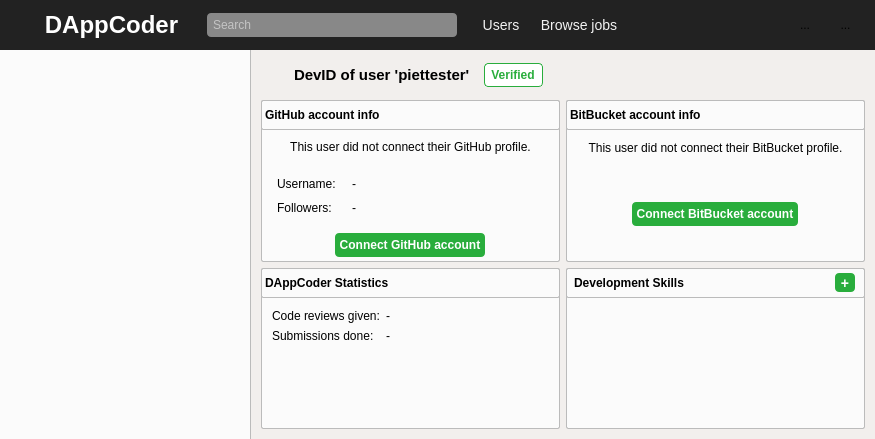
This is gui/qt_resources/mainwindow.ui in Tribler/dappcoder as Qt 5 draws it before an edit. The edited form follows.
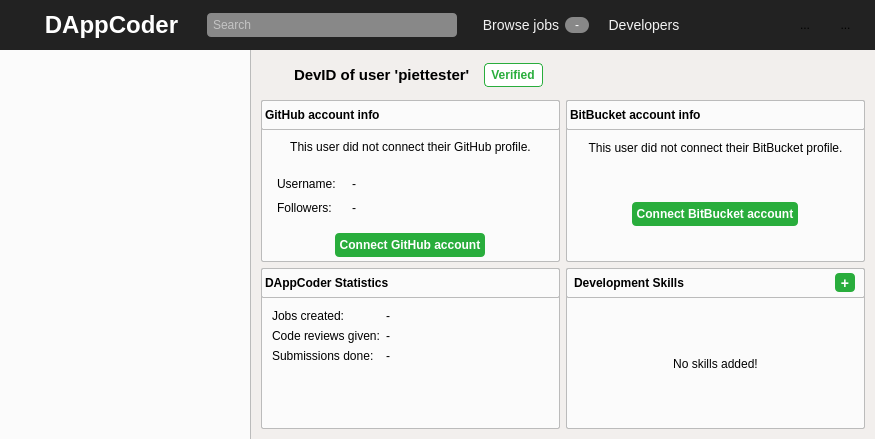
This is the edited form. The open tabs and pages were chosen to show the change. Icons and pictures are not drawn. Custom widgets are drawn as their Qt base class.

What changed in the file:
```diff
--- a/gui/qt_resources/mainwindow.ui
+++ b/gui/qt_resources/mainwindow.ui
@@ -302,49 +302,6 @@
          </property>
         </spacer>
        </item>
-       <item>
-        <widget class="QToolButton" name="top_menu_users_button">
-         <property name="minimumSize">
-          <size>
-           <width>0</width>
-           <height>30</height>
-          </size>
-         </property>
-         <property name="maximumSize">
-          <size>
-           <width>16777215</width>
-           <height>30</height>
-          </size>
-         </property>
-         <property name="cursor">
-          <cursorShape>PointingHandCursor</cursorShape>
-         </property>
-         <property name="styleSheet">
-          <string notr="true">border: none;
-color: #f2f2f2;
-font-size: 14px;</string>
-         </property>
-         <property name="text">
-          <string>Users</string>
-         </property>
-        </widget>
-       </item>
-       <item>
-        <spacer name="horizontalSpacer_9">
-         <property name="orientation">
-          <enum>Qt::Horizontal</enum>
-         </property>
-         <property name="sizeType">
-          <enum>QSizePolicy::Fixed</enum>
-         </property>
-         <property name="sizeHint" stdset="0">
-          <size>
-           <width>10</width>
-           <height>20</height>
-          </size>
-         </property>
-        </spacer>
-       </item>
        <item>
         <widget class="QToolButton" name="top_menu_jobs_button">
          <property name="minimumSize">
@@ -372,6 +329,74 @@
          </property>
         </widget>
        </item>
+       <item>
+        <widget class="QLabel" name="jobs_num_label">
+         <property name="minimumSize">
+          <size>
+           <width>24</width>
+           <height>16</height>
+          </size>
+         </property>
+         <property name="maximumSize">
+          <size>
+           <width>24</width>
+           <height>16</height>
+          </size>
+         </property>
+         <property name="styleSheet">
+          <string notr="true">background-color: #888; color: white; border-radius: 8px;</string>
+         </property>
+         <property name="text">
+          <string>-</string>
+         </property>
+         <property name="alignment">
+          <set>Qt::AlignCenter</set>
+         </property>
+        </widget>
+       </item>
+       <item>
+        <spacer name="horizontalSpacer_9">
+         <property name="orientation">
+          <enum>Qt::Horizontal</enum>
+         </property>
+         <property name="sizeType">
+          <enum>QSizePolicy::Fixed</enum>
+         </property>
+         <property name="sizeHint" stdset="0">
+          <size>
+           <width>14</width>
+           <height>20</height>
+          </size>
+         </property>
+        </spacer>
+       </item>
+       <item>
+        <widget class="QToolButton" name="top_menu_users_button">
+         <property name="minimumSize">
+          <size>
+           <width>0</width>
+           <height>30</height>
+          </size>
+         </property>
+         <property name="maximumSize">
+          <size>
+           <width>16777215</width>
+           <height>30</height>
+          </size>
+         </property>
+         <property name="cursor">
+          <cursorShape>PointingHandCursor</cursorShape>
+         </property>
+         <property name="styleSheet">
+          <string notr="true">border: none;
+color: #f2f2f2;
+font-size: 14px;</string>
+         </property>
+         <property name="text">
+          <string>Developers</string>
+         </property>
+        </widget>
+       </item>
        <item>
         <spacer name="horizontalSpacer_2">
          <property name="orientation">
@@ -1389,7 +1414,7 @@
                          <property name="formAlignment">
                           <set>Qt::AlignLeading|Qt::AlignLeft|Qt::AlignTop</set>
                          </property>
-                         <item row="0" column="0">
+                         <item row="1" column="0">
                           <widget class="QLabel" name="label_9">
                            <property name="styleSheet">
                             <string notr="true">margin: 0</string>
@@ -1399,8 +1424,8 @@
                            </property>
                           </widget>
                          </item>
-                         <item row="0" column="1">
-                          <widget class="QLabel" name="label_10">
+                         <item row="1" column="1">
+                          <widget class="QLabel" name="num_reviews_label">
                            <property name="styleSheet">
                             <string notr="true">margin: 0</string>
                            </property>
@@ -1409,7 +1434,7 @@
                            </property>
                           </widget>
                          </item>
-                         <item row="1" column="0">
+                         <item row="2" column="0">
                           <widget class="QLabel" name="label_13">
                            <property name="styleSheet">
                             <string notr="true">margin: 0</string>
@@ -1419,8 +1444,8 @@
                            </property>
                           </widget>
                          </item>
-                         <item row="1" column="1">
-                          <widget class="QLabel" name="label_14">
+                         <item row="2" column="1">
+                          <widget class="QLabel" name="num_submissions_label">
                            <property name="styleSheet">
                             <string notr="true">margin: 0</string>
                            </property>
@@ -1429,6 +1454,26 @@
                            </property>
                           </widget>
                          </item>
+                         <item row="0" column="0">
+                          <widget class="QLabel" name="label_21">
+                           <property name="styleSheet">
+                            <string notr="true">margin: 0;</string>
+                           </property>
+                           <property name="text">
+                            <string>Jobs created:</string>
+                           </property>
+                          </widget>
+                         </item>
+                         <item row="0" column="1">
+                          <widget class="QLabel" name="num_jobs_label">
+                           <property name="styleSheet">
+                            <string notr="true">margin: 0;</string>
+                           </property>
+                           <property name="text">
+                            <string>-</string>
+                           </property>
+                          </widget>
+                         </item>
                         </layout>
                        </widget>
                       </item>
@@ -1734,20 +1779,13 @@
                        <number>0</number>
                       </property>
                       <item>
-                       <widget class="QScrollArea" name="scrollArea">
-                        <property name="widgetResizable">
-                         <bool>true</bool>
+                       <widget class="QLabel" name="no_skills_added_label">
+                        <property name="text">
+                         <string>No skills added!</string>
                         </property>
-                        <widget class="QWidget" name="scrollAreaWidgetContents">
-                         <property name="geometry">
-                          <rect>
-                           <x>0</x>
-                           <y>0</y>
-                           <width>16</width>
-                           <height>16</height>
-                          </rect>
-                         </property>
-                        </widget>
+                        <property name="alignment">
+                         <set>Qt::AlignCenter</set>
+                        </property>
                        </widget>
                       </item>
                      </layout>
```
Left out of the diff: 9 changed lines with no effect on the pictures.
